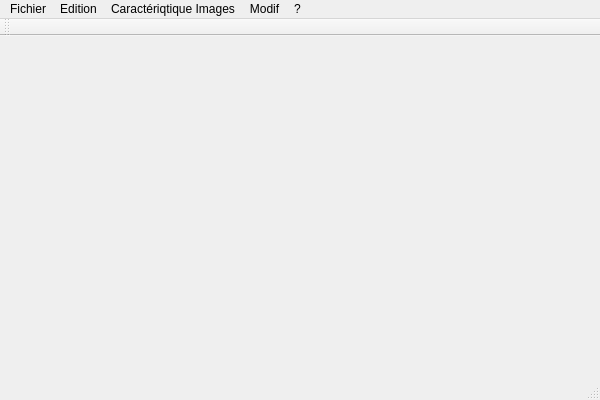
Old version of the form Viewer/Viewer/viewer.ui in the repository DavidBonnier/Archi.
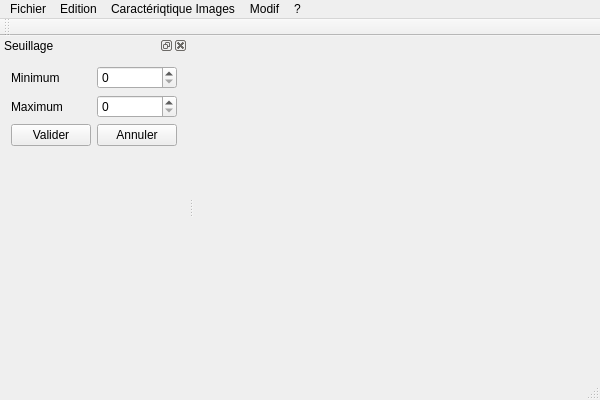
New version of the form.

```diff
--- a/Viewer/Viewer/viewer.ui
+++ b/Viewer/Viewer/viewer.ui
@@ -93,6 +93,52 @@
    </attribute>
   </widget>
   <widget class="QStatusBar" name="statusBar"/>
+  <widget class="QDockWidget" name="DWdockWidget">
+   <property name="windowTitle">
+    <string>Seuillage</string>
+   </property>
+   <attribute name="dockWidgetArea">
+    <number>1</number>
+   </attribute>
+   <widget class="QWidget" name="dockWidgetContents_3">
+    <layout class="QFormLayout" name="formLayout_2">
+     <item row="2" column="0">
+      <widget class="QPushButton" name="pushButtonValider">
+       <property name="text">
+        <string>Valider</string>
+       </property>
+      </widget>
+     </item>
+     <item row="2" column="1">
+      <widget class="QPushButton" name="pushButtonAnnuler">
+       <property name="text">
+        <string>Annuler</string>
+       </property>
+      </widget>
+     </item>
+     <item row="0" column="0">
+      <widget class="QLabel" name="labelMinimum">
+       <property name="text">
+        <string>Minimum</string>
+       </property>
+      </widget>
+     </item>
+     <item row="1" column="0">
+      <widget class="QLabel" name="labelMaximum">
+       <property name="text">
+        <string>Maximum</string>
+       </property>
+      </widget>
+     </item>
+     <item row="0" column="1">
+      <widget class="QSpinBox" name="spinBoxMinimum"/>
+     </item>
+     <item row="1" column="1">
+      <widget class="QSpinBox" name="spinBoxMaximum"/>
+     </item>
+    </layout>
+   </widget>
+  </widget>
   <action name="actionOuvrir">
    <property name="text">
     <string>Ouvrir</string>
```
Left out of the diff: 69 changed lines with no effect on the pictures.
